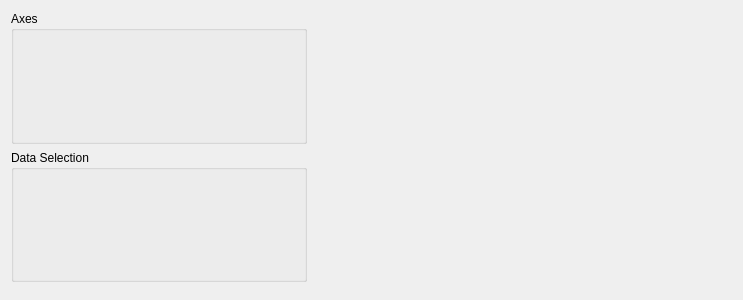
Old version of the form SciDataTool/GUI/WAxisManager/WAxisManager.ui in the repository Eomys/SciDataTool.
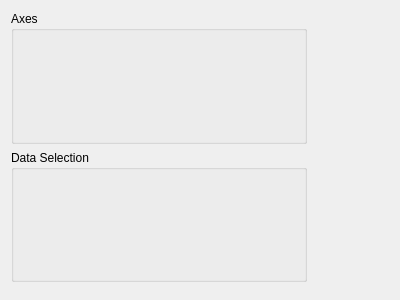
New version of the form. Custom widgets are drawn as their Qt base class.

What changed in the file:
```diff
--- a/SciDataTool/GUI/WAxisManager/WAxisManager.ui
+++ b/SciDataTool/GUI/WAxisManager/WAxisManager.ui
@@ -6,14 +6,14 @@
    <rect>
     <x>0</x>
     <y>0</y>
-    <width>743</width>
+    <width>400</width>
     <height>300</height>
    </rect>
   </property>
   <property name="windowTitle">
    <string>WAxisManager</string>
   </property>
-  <widget class="QWidget" name="">
+  <widget class="QWidget" name="layoutWidget">
    <property name="geometry">
     <rect>
      <x>11</x>
```
Left out of the diff: 17 changed lines with no effect on the pictures.
